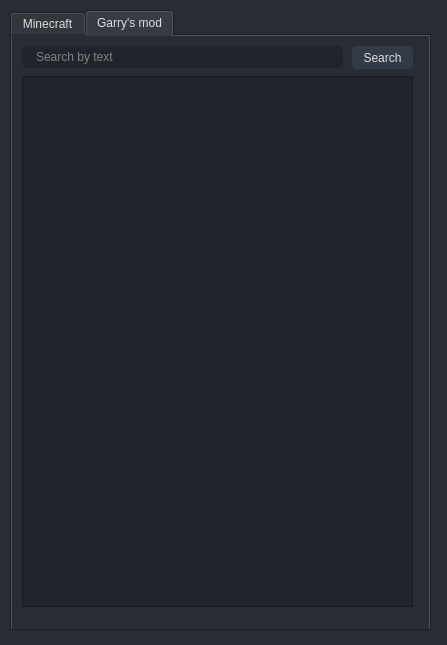
Before: the Qt Designer form form.ui in qLeaker/Client, drawn with Qt 5.
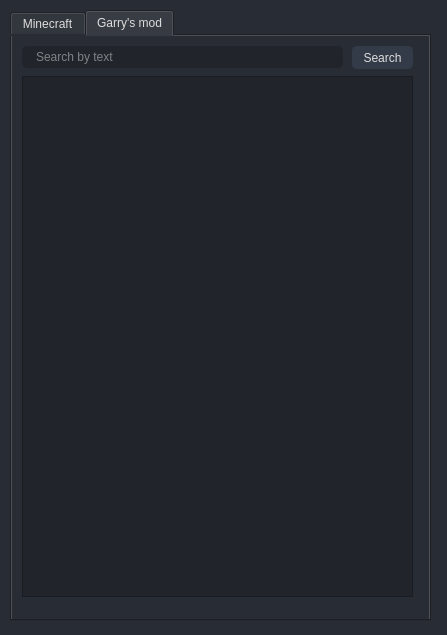
After: the same form once the commit is applied. Icons and pictures are not drawn.

```diff
--- a/form.ui
+++ b/form.ui
@@ -8,7 +8,7 @@
     <x>0</x>
     <y>0</y>
     <width>447</width>
-    <height>645</height>
+    <height>635</height>
    </rect>
   </property>
   <property name="sizePolicy">
@@ -571,7 +571,7 @@
        <x>20</x>
        <y>20</y>
        <width>421</width>
-       <height>621</height>
+       <height>611</height>
       </rect>
      </property>
      <property name="sizeIncrement">
@@ -645,7 +645,7 @@
          <x>10</x>
          <y>40</y>
          <width>391</width>
-         <height>531</height>
+         <height>521</height>
         </rect>
        </property>
        <property name="styleSheet">
```
Left out of the diff: 4 changed lines with no effect on the pictures.
